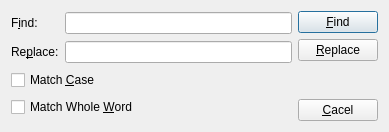
bryancanlas/Python_Materials, file qt-designer-python/sample_editor/ui/find_replace.ui: the form before one commit.
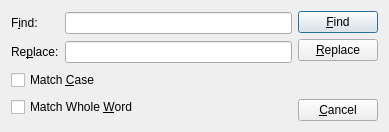
The form after the commit.

Commit message: Fix the "Cancel" typo

Patch:
```diff
--- a/qt-designer-python/sample_editor/ui/find_replace.ui
+++ b/qt-designer-python/sample_editor/ui/find_replace.ui
@@ -90,7 +90,7 @@
      <item>
       <widget class="QPushButton" name="pushButton_3">
        <property name="text">
-        <string>&amp;Cacel</string>
+        <string>&amp;Cancel</string>
        </property>
       </widget>
      </item>
```
